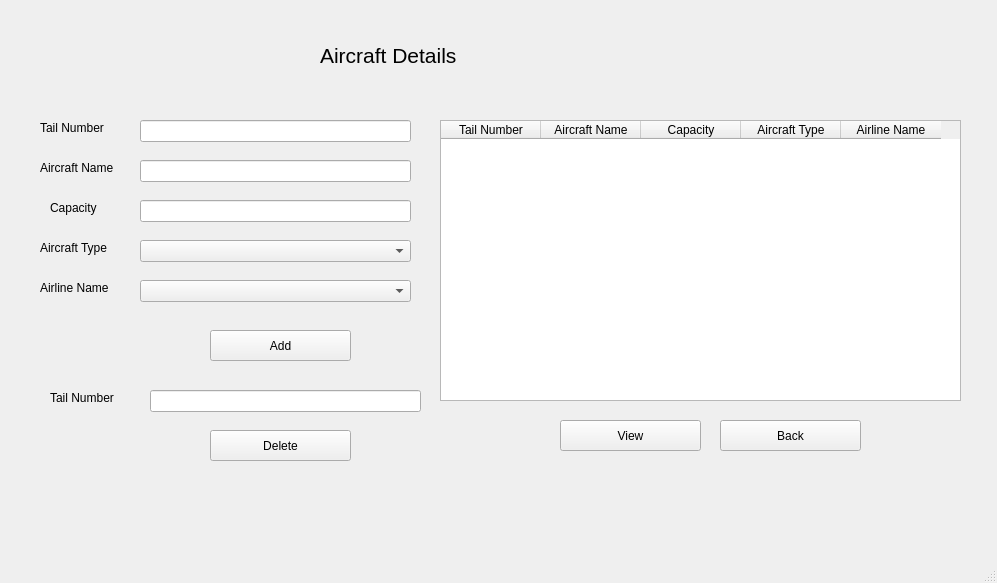
Old version of the form aircraft .ui in the repository Muneeba-Badar/DB-Final-Project.
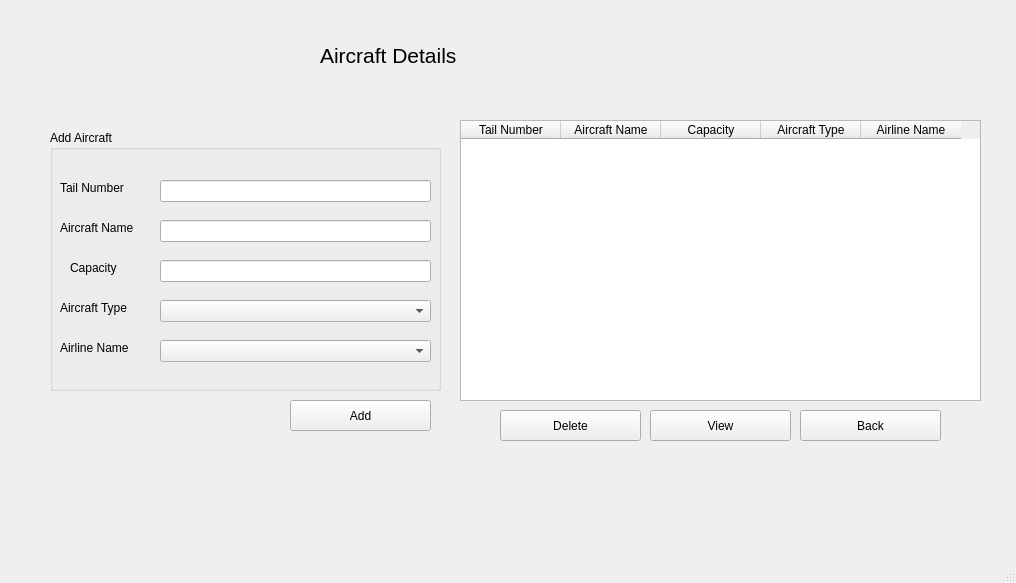
New version of the form.

```diff
--- a/aircraft .ui
+++ b/aircraft .ui
@@ -6,7 +6,7 @@
    <rect>
     <x>0</x>
     <y>0</y>
-    <width>997</width>
+    <width>1016</width>
     <height>583</height>
    </rect>
   </property>
@@ -14,99 +14,11 @@
    <string>MainWindow</string>
   </property>
   <widget class="QWidget" name="centralwidget">
-   <widget class="QLabel" name="label">
-    <property name="geometry">
-     <rect>
-      <x>40</x>
-      <y>120</y>
-      <width>81</width>
-      <height>16</height>
-     </rect>
-    </property>
-    <property name="text">
-     <string>Tail Number</string>
-    </property>
-   </widget>
-   <widget class="QLineEdit" name="TailNumber">
-    <property name="geometry">
-     <rect>
-      <x>140</x>
-      <y>120</y>
-      <width>271</width>
-      <height>22</height>
-     </rect>
-    </property>
-    <property name="text">
-     <string/>
-    </property>
-   </widget>
-   <widget class="QLabel" name="label_2">
-    <property name="geometry">
-     <rect>
-      <x>40</x>
-      <y>160</y>
-      <width>81</width>
-      <height>16</height>
-     </rect>
-    </property>
-    <property name="text">
-     <string>Aircraft Name</string>
-    </property>
-   </widget>
-   <widget class="QLabel" name="label_3">
-    <property name="geometry">
-     <rect>
-      <x>40</x>
-      <y>240</y>
-      <width>91</width>
-      <height>16</height>
-     </rect>
-    </property>
-    <property name="text">
-     <string>Aircraft Type</string>
-    </property>
-   </widget>
-   <widget class="QLabel" name="label_4">
-    <property name="geometry">
-     <rect>
-      <x>50</x>
-      <y>200</y>
-      <width>55</width>
-      <height>16</height>
-     </rect>
-    </property>
-    <property name="text">
-     <string>Capacity</string>
-    </property>
-   </widget>
-   <widget class="QLineEdit" name="Capacity">
-    <property name="geometry">
-     <rect>
-      <x>140</x>
-      <y>200</y>
-      <width>271</width>
-      <height>22</height>
-     </rect>
-    </property>
-   </widget>
-   <widget class="QLabel" name="label_5">
-    <property name="geometry">
-     <rect>
-      <x>40</x>
-      <y>280</y>
-      <width>71</width>
-      <height>16</height>
-     </rect>
-    </property>
-    <property name="text">
-     <string>Airline Name</string>
-    </property>
-   </widget>
    <widget class="QPushButton" name="ADdel">
     <property name="geometry">
      <rect>
-      <x>210</x>
-      <y>430</y>
+      <x>500</x>
+      <y>410</y>
       <width>141</width>
       <height>31</height>
      </rect>
@@ -118,8 +30,8 @@
    <widget class="QPushButton" name="ADadd">
     <property name="geometry">
      <rect>
-      <x>210</x>
-      <y>330</y>
+      <x>290</x>
+      <y>400</y>
       <width>141</width>
       <height>31</height>
      </rect>
@@ -131,8 +43,8 @@
    <widget class="QPushButton" name="aircraftBack">
     <property name="geometry">
      <rect>
-      <x>720</x>
-      <y>420</y>
+      <x>800</x>
+      <y>410</y>
       <width>141</width>
       <height>31</height>
      </rect>
@@ -159,69 +71,10 @@
      <string>Aircraft Details</string>
     </property>
    </widget>
-   <widget class="QLineEdit" name="Name">
-    <property name="geometry">
-     <rect>
-      <x>140</x>
-      <y>160</y>
-      <width>271</width>
-      <height>22</height>
-     </rect>
-    </property>
-    <property name="text">
-     <string/>
-    </property>
-   </widget>
-   <widget class="QComboBox" name="AircraftTypeID">
-    <property name="geometry">
-     <rect>
-      <x>140</x>
-      <y>240</y>
-      <width>271</width>
-      <height>22</height>
-     </rect>
-    </property>
-   </widget>
-   <widget class="QComboBox" name="AirlineId">
-    <property name="geometry">
-     <rect>
-      <x>140</x>
-      <y>280</y>
-      <width>271</width>
-      <height>22</height>
-     </rect>
-    </property>
-   </widget>
-   <widget class="QLineEdit" name="delTailNum">
-    <property name="geometry">
-     <rect>
-      <x>150</x>
-      <y>390</y>
-      <width>271</width>
-      <height>22</height>
-     </rect>
-    </property>
-    <property name="text">
-     <string/>
-    </property>
-   </widget>
-   <widget class="QLabel" name="label_6">
-    <property name="geometry">
-     <rect>
-      <x>50</x>
-      <y>390</y>
-      <width>81</width>
-      <height>16</height>
-     </rect>
-    </property>
-    <property name="text">
-     <string>Tail Number</string>
-    </property>
-   </widget>
    <widget class="QTableWidget" name="ADtable">
     <property name="geometry">
      <rect>
-      <x>440</x>
+      <x>460</x>
       <y>120</y>
       <width>521</width>
       <height>281</height>
@@ -256,8 +109,8 @@
    <widget class="QPushButton" name="aircraftView">
     <property name="geometry">
      <rect>
-      <x>560</x>
-      <y>420</y>
+      <x>650</x>
+      <y>410</y>
       <width>141</width>
       <height>31</height>
      </rect>
@@ -266,6 +119,140 @@
      <string>View</string>
     </property>
    </widget>
+   <widget class="QGroupBox" name="groupBox">
+    <property name="geometry">
+     <rect>
+      <x>50</x>
+      <y>130</y>
+      <width>391</width>
+      <height>261</height>
+     </rect>
+    </property>
+    <property name="title">
+     <string>Add Aircraft</string>
+    </property>
+    <widget class="QLineEdit" name="Capacity">
+     <property name="geometry">
+      <rect>
+       <x>110</x>
+       <y>130</y>
+       <width>271</width>
+       <height>22</height>
+      </rect>
+     </property>
+    </widget>
+    <widget class="QLabel" name="label_5">
+     <property name="geometry">
+      <rect>
+       <x>10</x>
+       <y>210</y>
+       <width>71</width>
+       <height>16</height>
+      </rect>
+     </property>
+     <property name="text">
+      <string>Airline Name</string>
+     </property>
+    </widget>
+    <widget class="QLabel" name="label_3">
+     <property name="geometry">
+      <rect>
+       <x>10</x>
+       <y>170</y>
+       <width>91</width>
+       <height>16</height>
+      </rect>
+     </property>
+     <property name="text">
+      <string>Aircraft Type</string>
+     </property>
+    </widget>
+    <widget class="QLabel" name="label">
+     <property name="geometry">
+      <rect>
+       <x>10</x>
+       <y>50</y>
+       <width>81</width>
+       <height>16</height>
+      </rect>
+     </property>
+     <property name="text">
+      <string>Tail Number</string>
+     </property>
+    </widget>
+    <widget class="QComboBox" name="ANcb">
+     <property name="geometry">
+      <rect>
+       <x>110</x>
+       <y>210</y>
+       <width>271</width>
+       <height>22</height>
+      </rect>
+     </property>
+    </widget>
+    <widget class="QLabel" name="label_4">
+     <property name="geometry">
+      <rect>
+       <x>20</x>
+       <y>130</y>
+       <width>55</width>
+       <height>16</height>
+      </rect>
+     </property>
+     <property name="text">
+      <string>Capacity</string>
+     </property>
+    </widget>
+    <widget class="QComboBox" name="ATcb">
+     <property name="geometry">
+      <rect>
+       <x>110</x>
+       <y>170</y>
+       <width>271</width>
+       <height>22</height>
+      </rect>
+     </property>
+    </widget>
+    <widget class="QLabel" name="label_2">
+     <property name="geometry">
+      <rect>
+       <x>10</x>
+       <y>90</y>
+       <width>81</width>
+       <height>16</height>
+      </rect>
+     </property>
+     <property name="text">
+      <string>Aircraft Name</string>
+     </property>
+    </widget>
+    <widget class="QLineEdit" name="Name">
+     <property name="geometry">
+      <rect>
+       <x>110</x>
+       <y>90</y>
+       <width>271</width>
+       <height>22</height>
+      </rect>
+     </property>
+     <property name="text">
+      <string/>
+     </property>
+    </widget>
+    <widget class="QLineEdit" name="TailNumber">
+     <property name="geometry">
+      <rect>
+       <x>110</x>
+       <y>50</y>
+       <width>271</width>
+       <height>22</height>
+      </rect>
+     </property>
+     <property name="text">
+      <string/>
+     </property>
+    </widget>
+   </widget>
   </widget>
   <widget class="QMenuBar" name="menubar">
    <property name="geometry">
```
Left out of the diff: 2 changed lines with no effect on the pictures.
